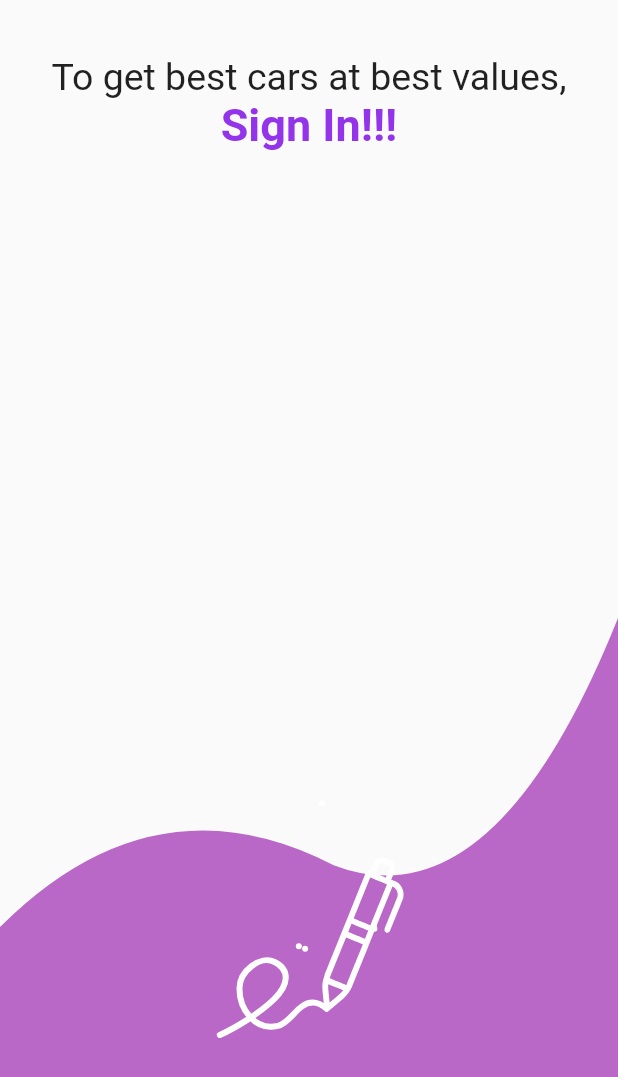
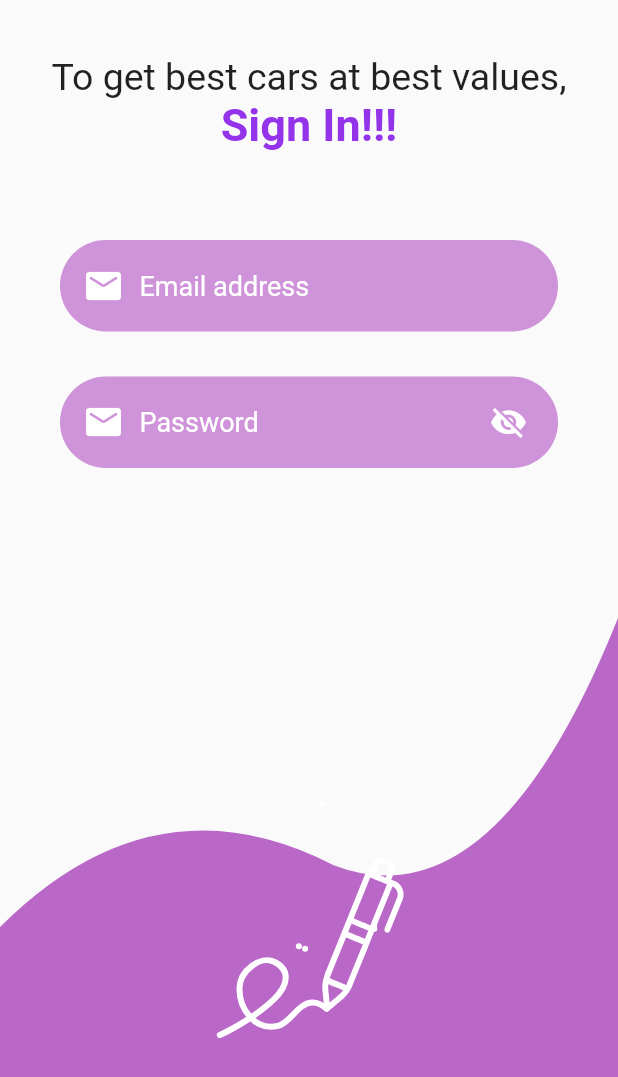
Before and after one commit to Sanat2002/GrabCab-Frontend, a Flutter app: the screen it shows after launch, after a tap on "Sign in", on a phone screen of 412 x 824 dp. Shown: the top 1077 px of the screen. Run offline on Flutter 3.47's test engine with Material 2 defaults, Android fonts, the phone set to English and light mode, and no system bars; our stand-ins replace animated_splash_screen, google_fonts, lottie, velocity_x; Roboto replaces fonts that are missing (Arsenal).

Commit message:
working on signin screen

```diff
--- a/lib/screens/signin_screen.dart
+++ b/lib/screens/signin_screen.dart
@@ -1,3 +1,5 @@
+// ignore_for_file: prefer_const_constructors
+
 import 'package:flutter/material.dart';
 import 'package:grabcab/painters/signin_painter.dart';
 import 'package:velocity_x/velocity_x.dart';
@@ -12,6 +14,8 @@ class SignIn extends StatefulWidget {
 }
 
 class _SignInState extends State<SignIn> {
+
+  bool _visible = false;
 
   @override
   Widget build(BuildContext context) {
@@ -45,6 +49,113 @@ class _SignInState extends State<SignIn> {
                 )
               ),
               Positioned(
+                top: 160,
+                left: 40,
+                right: 40,
+                child: Column(
+                  children: [
+                    Container(
+                      decoration: BoxDecoration(
+                        color: Colors.purple.shade200,
+                        borderRadius: BorderRadius.circular(40)
+                      ),
+                      child: TextFormField(
+                        cursorColor: Colors.white,
+                        cursorHeight: 24,
+                        style: TextStyle(
+                          fontSize: 18,
+                          color: Colors.white
+                        ),
+                        decoration: InputDecoration(
+                          prefixIcon: Icon(Icons.mail_rounded,color:Colors.white,size:28),
+                          hintText: "Email address",
+                          hintStyle: TextStyle(color: Colors.white),
+                          focusedBorder: OutlineInputBorder(
+                            borderSide: BorderSide(
+                              color: Colors.transparent
+                            )
+                          ),
+                          enabledBorder: OutlineInputBorder(
+                            borderSide: BorderSide(
+                              color: Colors.transparent
+                            )
+                          ),
+                          errorBorder: OutlineInputBorder(
+                            borderSide: BorderSide(
+                              color: Colors.transparent
+                            )
+                          ),
+                          focusedErrorBorder: OutlineInputBorder(
+                            borderSide: BorderSide(
+                              color: Colors.transparent
+                            )
+                          ),
+                        ),
+                      ).px(5),
+                    ),
+                    30.heightBox,
+                    Container(
+                      decoration: BoxDecoration(
+                        color: Colors.purple.shade200,
+                        borderRadius: BorderRadius.circular(40)
+                      ),
+                      child: TextFormField(
+                        obscureText:_visible? false:true,
+                        cursorColor: Colors.white,
+                        cursorHeight: 24,
+                        style: TextStyle(
+                          fontSize: 18,
+                          color: Colors.white
+                        ),
+                        decoration: InputDecoration(
+                          prefixIcon: Icon(Icons.mail_rounded,color:Colors.white,size:28),
+                          suffixIcon: _visible? Padding(
+                            padding: EdgeInsets.only(right:4),
+                            child: IconButton(
+                              splashRadius: 1,
+                              onPressed: (){
+                                setState(() {
+                                  _visible = false;
+                                });
+                              }, icon: Icon(Icons.visibility,color:Colors.white,size:25)),
+                          ) : Padding(
+                            padding: EdgeInsets.only(right:4),
+                            child: IconButton(
+                              splashRadius: 1,
+                              onPressed: (){
+                                setState(() {
+                                  _visible = true;
+                                });
+                              }, icon: Icon(Icons.visibility_off,color:Colors.white,size:25)),
+                          )  ,
+                          hintText: "Password",
+                          hintStyle: TextStyle(color: Colors.white),
+                          focusedBorder: OutlineInputBorder(
+                            borderSide: BorderSide(
+                              color: Colors.transparent
+                            )
+                          ),
+                          enabledBorder: OutlineInputBorder(
+                            borderSide: BorderSide(
+                              color: Colors.transparent
+                            )
+                          ),
+                          errorBorder: OutlineInputBorder(
+                            borderSide: BorderSide(
+                              color: Colors.transparent
+                            )
+                          ),
+                          focusedErrorBorder: OutlineInputBorder(
+                            borderSide: BorderSide(
+                              color: Colors.transparent
+                            )
+                          ),
+                        ),
+                      ).px(5),
+                    )
+                  ],
+                )),
+              Positioned(
                 left: 0,
                 right: 0,
                 bottom: 20,
--- a/lib/screens/signup_screen.dart
+++ b/lib/screens/signup_screen.dart
@@ -16,7 +16,7 @@ class SignUp extends StatefulWidget {
 
 class _SignUpState extends State<SignUp> {
 
-  bool visible = false;
+  bool _visible = false;
 
   @override
   Widget build(BuildContext context) {
@@ -66,7 +66,7 @@ class _SignUpState extends State<SignUp> {
                   children: [
                     Container(
                       decoration: BoxDecoration(
-                        color:Colors.purple.shade400,
+                        color:Colors.purple.shade300,
                         borderRadius: BorderRadius.all(Radius.circular(50))
                       ),
                       child: TextFormField(
@@ -95,7 +95,7 @@ class _SignUpState extends State<SignUp> {
                     15.heightBox,
                     Container(
                       decoration: BoxDecoration(
-                        color:Colors.purple.shade400,
+                        color:Colors.purple.shade300,
                         borderRadius: BorderRadius.all(Radius.circular(50))
                       ),
                       child: TextFormField(
@@ -124,11 +124,11 @@ class _SignUpState extends State<SignUp> {
                     15.heightBox,
                     Container(
                       decoration: BoxDecoration(
-                        color:Colors.purple.shade400,
+                        color:Colors.purple.shade300,
                         borderRadius: BorderRadius.all(Radius.circular(50))
                       ),
                       child: TextFormField(
-                        obscureText:visible?false:true,
+                        obscureText:_visible?false:true,
                         style: TextStyle(
                           color: Colors.white,
                           fontSize: 18,
@@ -138,18 +138,20 @@ class _SignUpState extends State<SignUp> {
                         cursorHeight: 25,
                         decoration: InputDecoration(
                           prefixIcon: Icon(Icons.lock,color: Colors.white,size: 30,),
-                          suffixIcon: visible? Padding(
+                          suffixIcon: _visible? Padding(
                             padding: EdgeInsets.only(right: 10),
                             child: IconButton(
+                              splashRadius: 1,
                               onPressed: (){
                                 setState(() {
-                                  visible = false;
+                                  _visible = false;
                                 });
                             }, icon: Icon(Icons.visibility,color:Colors.white,)),
                           ) : Padding(padding:EdgeInsets.only(right: 10),child: IconButton(
+                            splashRadius: 1,
                             onPressed: (){
                               setState(() {
-                                visible = true;
+                                _visible = true;
                               });
                             },
                             icon: Icon(Icons.visibility_off,color:Colors.white,))),
```
